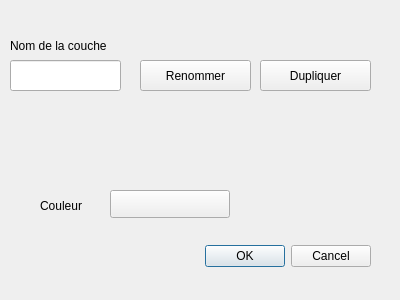
ENSG-TSI25/Projet-SIGm4, file frontend/ui/dialogLayerManagement.ui: the form before one commit.
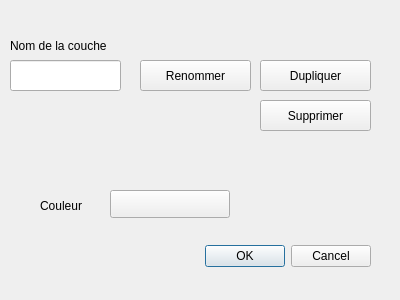
The form after the commit. Custom widgets are drawn as their Qt base class.

What changed in the file:
```diff
--- a/frontend/ui/dialogLayerManagement.ui
+++ b/frontend/ui/dialogLayerManagement.ui
@@ -68,6 +68,19 @@
     <string>Dupliquer</string>
    </property>
   </widget>
+  <widget class="QPushButton" name="buttonDelete">
+   <property name="geometry">
+    <rect>
+     <x>260</x>
+     <y>100</y>
+     <width>111</width>
+     <height>31</height>
+    </rect>
+   </property>
+   <property name="text">
+    <string>Supprimer</string>
+   </property>
+  </widget>
   <widget class="QLabel" name="label">
    <property name="geometry">
     <rect>
```
